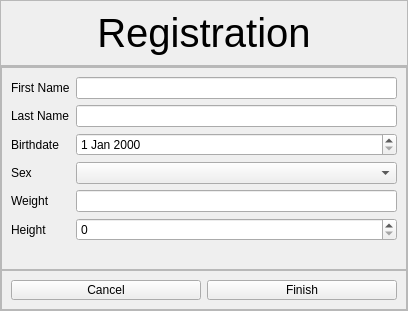
Before: the Qt Designer form src/views/user_management/WndRegistration.ui in mxcom/Programming-Exercises, drawn with Qt 5.
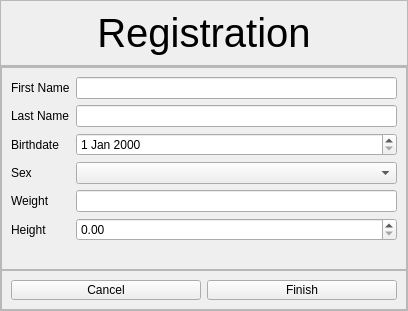
After: the same form once the commit is applied.

What changed in the file:
```diff
--- a/src/views/user_management/WndRegistration.ui
+++ b/src/views/user_management/WndRegistration.ui
@@ -278,12 +278,27 @@
               </item>
               <item row="5" column="1">
                <widget class="QDoubleSpinBox" name="sbHeight">
+                <property name="prefix">
+                 <string/>
+                </property>
+                <property name="suffix">
+                 <string/>
+                </property>
                 <property name="decimals">
-                 <number>0</number>
+                 <number>2</number>
+                </property>
+                <property name="minimum">
+                 <double>0.000000000000000</double>
                 </property>
                 <property name="maximum">
                  <double>250.000000000000000</double>
                 </property>
+                <property name="stepType">
+                 <enum>QAbstractSpinBox::AdaptiveDecimalStepType</enum>
+                </property>
+                <property name="value">
+                 <double>0.000000000000000</double>
+                </property>
                </widget>
               </item>
              </layout>
```
